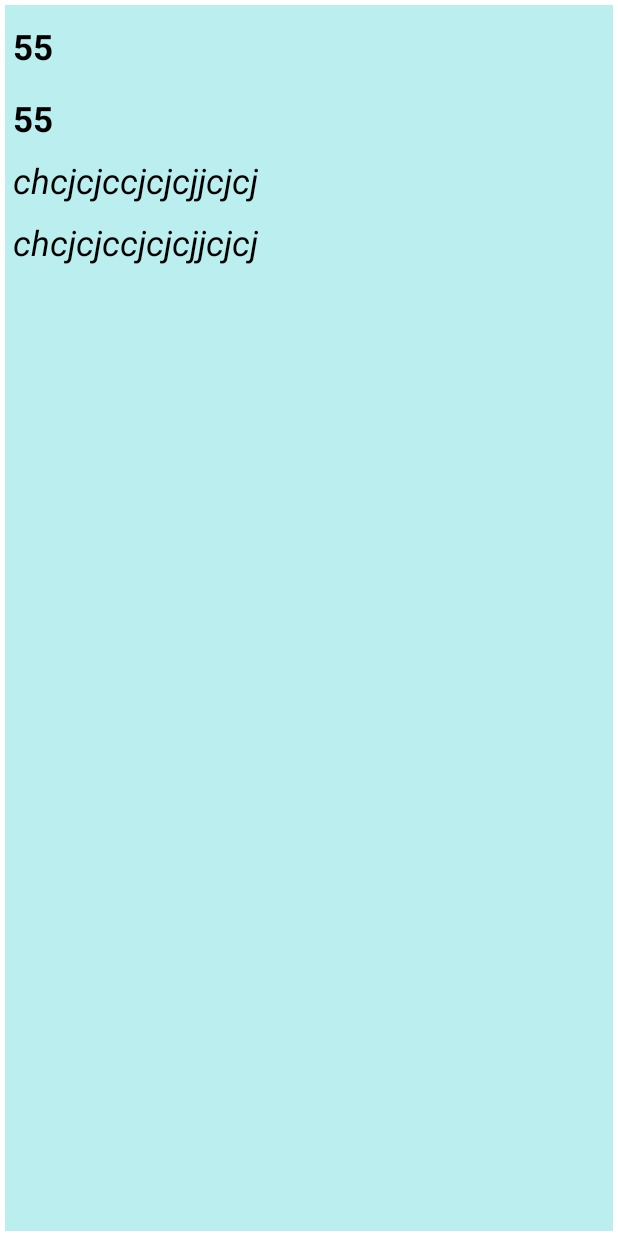
After one commit to omarashraf32/PoststAppApi, an Android app: the layout fragment_post_details.xml on its own in the app's theme, with its tools: preview values and no code run, on a phone screen of 412 x 824 dp. The commit adds this screen. Run offline under Robolectric (Android 15) with nearby library versions, the phone set to English and light mode, and no system bars.

Commit message:
show details data

```diff
--- a/app/build.gradle
+++ b/app/build.gradle
@@ -1,14 +1,16 @@
 plugins {
     id 'com.android.application'
+    id 'androidx.navigation.safeargs'
+
 }
 
 android {
-    compileSdk 32
+    compileSdk 33
 
     defaultConfig {
         applicationId "com.example.postsapi"
         minSdk 21
-        targetSdk 32
+        targetSdk 33
         versionCode 1
         versionName "1.0"
 
--- a/app/src/main/java/com/example/postsapi/ui/PostsAdpater.java
+++ /dev/null
@@ -1,2 +0,0 @@
-package com.example.postsapi.ui;public class PostsAdpater {
-}
--- a/app/src/main/res/layout/activity_main.xml
+++ b/app/src/main/res/layout/activity_main.xml
@@ -7,11 +7,12 @@
     tools:context=".MainActivity">
 
     <fragment
+        android:id="@+id/nav_post_host"
         android:layout_width="match_parent"
         android:layout_height="match_parent"
         android:name="androidx.navigation.fragment.NavHostFragment"
         app:defaultNavHost="true"
-         app:NavGraph="@navigation/nav_post_graph"
+         app:navGraph="@navigation/nav_post_graph"
         />
 
 </androidx.constraintlayout.widget.ConstraintLayout>
--- /dev/null
+++ b/app/src/main/res/layout/fragment_post_details.xml
@@ -0,0 +1,79 @@
+<?xml version="1.0" encoding="utf-8"?>
+<LinearLayout xmlns:android="http://schemas.android.com/apk/res/android"
+    xmlns:tools="http://schemas.android.com/tools"
+    android:layout_width="match_parent"
+    android:layout_height="match_parent"
+    android:orientation="vertical"
+    android:layout_margin="3dp"
+    android:padding="5dp"
+    android:background="#bee"
+    tools:context=".ui.PostDetailsFragment">
+
+    <com.google.android.material.textview.MaterialTextView
+        android:id="@+id/txt_postId"
+        android:layout_width="match_parent"
+        android:layout_height="wrap_content"
+        android:textColor="@color/black"
+        android:textSize="@dimen/_18ssp"
+        android:textStyle="bold"
+        android:layout_marginTop="@dimen/_5sdp"
+        tools:text="55"/>
+    <com.google.android.material.textview.MaterialTextView
+        android:layout_width="match_parent"
+        android:layout_height="3dp"
+        android:textColor="@color/black"
+        android:textStyle="bold"
+        android:layout_marginTop="@dimen/_5sdp"
+        android:text="---------------------------------------------------"/>
+
+
+    <com.google.android.material.textview.MaterialTextView
+        android:id="@+id/txt_userId"
+        android:layout_width="match_parent"
+        android:layout_height="wrap_content"
+        android:textColor="@color/black"
+        android:textSize="@dimen/_18ssp"
+        android:textStyle="bold"
+        android:layout_marginTop="@dimen/_5sdp"
+        tools:text="55"/>
+    <com.google.android.material.textview.MaterialTextView
+        android:layout_width="match_parent"
+        android:layout_height="3dp"
+        android:textColor="@color/black"
+        android:textStyle="bold"
+        android:layout_marginTop="@dimen/_5sdp"
+        android:text="---------------------------------------------------"/>
+
+    <com.google.android.material.textview.MaterialTextView
+        android:id="@+id/txt_post_titile"
+        android:layout_width="match_parent"
+        android:layout_height="wrap_content"
+        android:textColor="@color/black"
+        android:textSize="@dimen/_18ssp"
+        android:textStyle="italic"
+        tools:text="chcjcjccjcjcjjcjcj"/>
+    <com.google.android.material.textview.MaterialTextView
+        android:layout_width="match_parent"
+        android:layout_height="3dp"
+        android:textColor="@color/black"
+        android:textStyle="bold"
+        android:layout_marginTop="@dimen/_5sdp"
+        android:text="---------------------------------------------------"/>
+
+    <com.google.android.material.textview.MaterialTextView
+        android:id="@+id/txt_post_deac"
+        android:layout_width="match_parent"
+        android:layout_height="wrap_content"
+        android:textColor="@color/black"
+        android:textSize="@dimen/_18ssp"
+        android:textStyle="italic"
+        tools:text="chcjcjccjcjcjjcjcj"/>
+    <com.google.android.material.textview.MaterialTextView
+        android:layout_width="match_parent"
+        android:layout_height="3dp"
+        android:textColor="@color/black"
+        android:textStyle="bold"
+        android:layout_marginTop="@dimen/_5sdp"
+        android:text="---------------------------------------------------"/>
+
+</LinearLayout>
```
Also changed, not shown: app/src/main/java/com/example/postsapi/data/source/remote/WebService.java (+8 -2 lines), app/src/main/java/com/example/postsapi/ui/PostDetailsFragment.java (added, +84 -0 lines), app/src/main/java/com/example/postsapi/ui/PostsFragment.java (+72 -1 lines), app/src/main/java/com/example/postsapi/ui/adpter/PostsAdpater.java (added, +71 -0 lines), app/src/main/res/navigation/nav_post_graph.xml (+15 -2 lines), build.gradle (+10 -0 lines).
